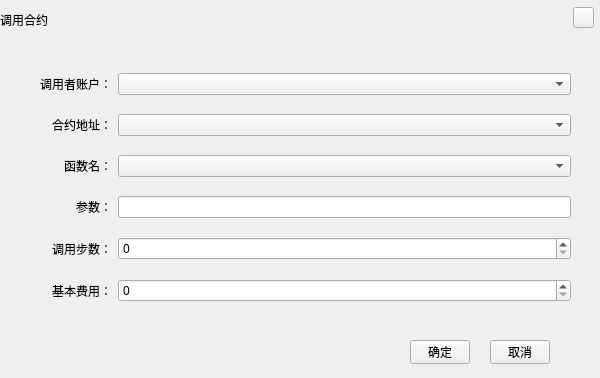
Qt form ChainIDE/custom/CallContractWidgetHX.ui (HcashOrg/HX-IDE) before a commit.
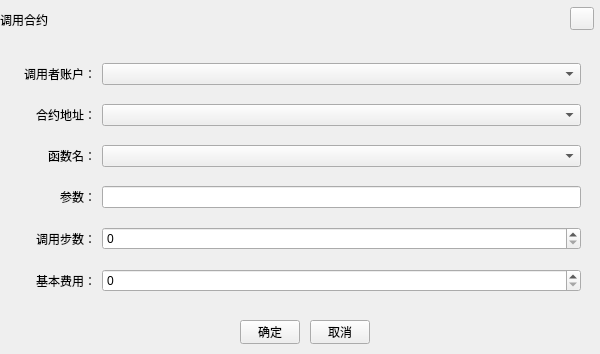
The same form after that commit.

What changed in the file:
```diff
--- a/ChainIDE/custom/CallContractWidgetHX.ui
+++ b/ChainIDE/custom/CallContractWidgetHX.ui
@@ -7,7 +7,7 @@
     <x>0</x>
     <y>0</y>
     <width>600</width>
-    <height>378</height>
+    <height>354</height>
    </rect>
   </property>
   <property name="windowTitle">
@@ -29,10 +29,10 @@
   <widget class="QToolButton" name="closeBtn">
    <property name="geometry">
     <rect>
-     <x>573</x>
+     <x>570</x>
      <y>7</y>
-     <width>21</width>
-     <height>21</height>
+     <width>24</width>
+     <height>23</height>
     </rect>
    </property>
    <property name="cursor">
@@ -45,8 +45,8 @@
   <widget class="QToolButton" name="okBtn">
    <property name="geometry">
     <rect>
-     <x>410</x>
-     <y>340</y>
+     <x>240</x>
+     <y>320</y>
      <width>60</width>
      <height>24</height>
     </rect>
@@ -61,8 +61,8 @@
   <widget class="QToolButton" name="cancelBtn">
    <property name="geometry">
     <rect>
-     <x>490</x>
-     <y>340</y>
+     <x>310</x>
+     <y>320</y>
      <width>60</width>
      <height>24</height>
     </rect>
@@ -77,13 +77,13 @@
   <widget class="QWidget" name="layoutWidget">
    <property name="geometry">
     <rect>
-     <x>40</x>
-     <y>60</y>
-     <width>531</width>
+     <x>0</x>
+     <y>50</y>
+     <width>581</width>
      <height>261</height>
     </rect>
    </property>
-   <layout class="QGridLayout" name="gridLayout">
+   <layout class="QGridLayout" name="gridLayout" columnstretch="1,5">
     <item row="0" column="0">
      <widget class="QLabel" name="label_2">
       <property name="text">
```
